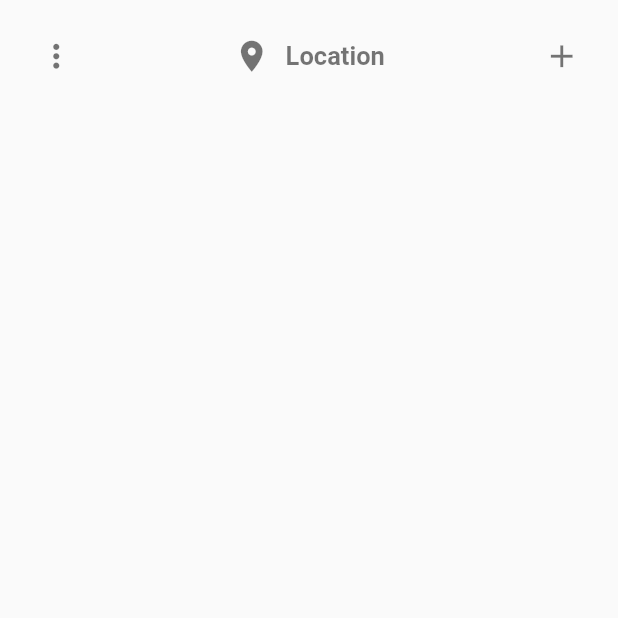
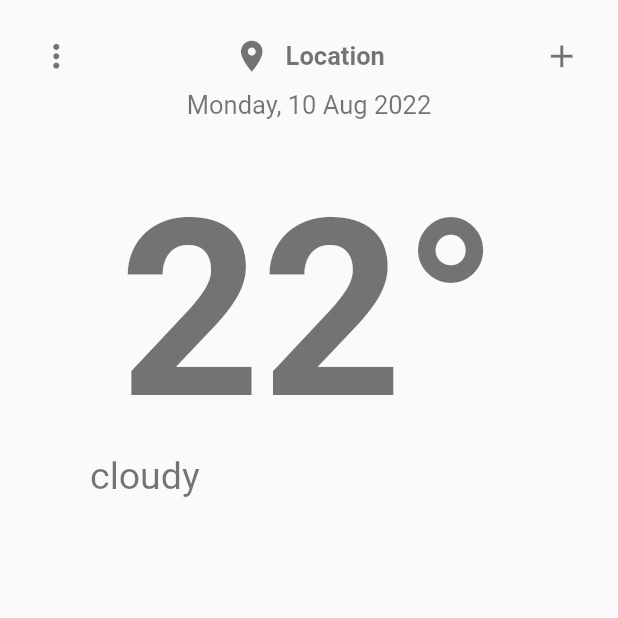
Before and after one commit to ZapeeoSheikh/weather_app, a Flutter app: the HomePage screen opened by its route, on a phone screen of 412 x 824 dp, the top half of it. Run offline on Flutter 3.47's test engine with Material 2 defaults, Android fonts, the phone set to English and light mode, and no system bars.

Commit message:
HomePage half

```diff
--- a/lib/pages/homepage.dart
+++ b/lib/pages/homepage.dart
@@ -49,6 +49,45 @@ class _HomePageState extends State<HomePage> {
                     size: 25,
                   ),
                 ],
+              ),
+              SizedBox(height: 10,),
+              Row(
+                mainAxisAlignment: MainAxisAlignment.center,
+                children: [
+                  Text(
+                    "Monday, 10 Aug 2022",
+                    style: TextStyle(
+                        color: Colors.black54,
+                        fontSize: 17),
+                  )
+                ],
+              ),
+              SizedBox(height: 30,),
+              Row(
+                mainAxisAlignment: MainAxisAlignment.center,
+                children: [
+                  Text(
+                    "22°",
+                    style: TextStyle(
+                        color: Colors.black54,
+                        fontWeight: FontWeight.bold,
+                        fontSize: MediaQuery.of(context).size.width/2.5),
+                  ),
+
+                ],
+              ),
+              Padding(
+                padding: const EdgeInsets.only(left: 35.0),
+                child: Row(
+                  children: [
+                    Text(
+                      "cloudy",
+                      style: TextStyle(
+                          color: Colors.black54,
+                          fontSize: 25),
+                    ),
+                  ],
+                ),
               )
             ],
           ),
```
